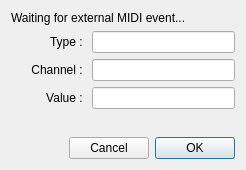
Qt form src/gui/forms/midilearndialog.ui (deufrai/Qrest) before a commit.
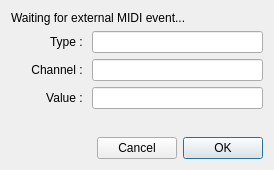
The same form after that commit.

Commit message: (QREST-26) : OSX GUI : make learnDialog a bit wider TAP button click triggered by MIDI events http://requests.wardsback.org/browse/QREST-26

Diff of the .ui file:
```diff
--- a/src/gui/forms/midilearndialog.ui
+++ b/src/gui/forms/midilearndialog.ui
@@ -9,7 +9,7 @@
    <rect>
     <x>0</x>
     <y>0</y>
-    <width>246</width>
+    <width>274</width>
     <height>170</height>
    </rect>
   </property>
```
